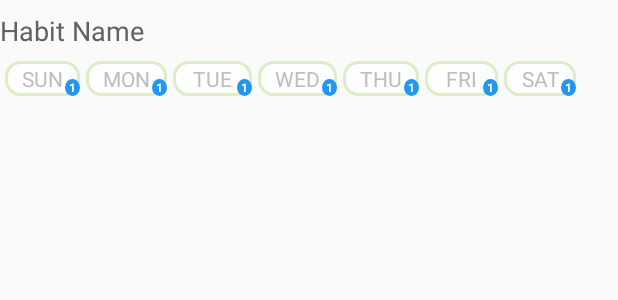
After one commit to antarikshc/Trackbit, an Android app: the layout custom_list.xml on its own in the app's theme, with its tools: preview values and no code run, on a phone screen of 412 x 824 dp. The commit adds this screen. Shown: the top 300 px of the screen. Run offline under Robolectric (Android 15) with nearby library versions, the phone set to English and light mode, and no system bars.

Commit message:
Initial Layout.
Signed-off-by: Antariksh C <antarikshc@gmail.com>

```diff
--- /dev/null
+++ b/app/src/main/res/drawable/day_border.xml
@@ -0,0 +1,18 @@
+<?xml version="1.0" encoding="utf-8"?>
+<shape xmlns:android="http://schemas.android.com/apk/res/android"
+    android:shape="rectangle">
+    <corners
+        android:bottomLeftRadius="9dp"
+        android:bottomRightRadius="9dp"
+        android:topLeftRadius="9dp"
+        android:topRightRadius="9dp" />
+    <stroke
+        android:width="2dp"
+        android:color="#DCEDC8" />
+    <solid android:color="#fefefe" />
+    <padding
+        android:bottom="2dp"
+        android:left="2dp"
+        android:right="2dp"
+        android:top="2dp" />
+</shape>
--- /dev/null
+++ b/app/src/main/res/drawable/number_border.xml
@@ -0,0 +1,8 @@
+<?xml version="1.0" encoding="utf-8"?>
+<shape xmlns:android="http://schemas.android.com/apk/res/android"
+    android:shape="oval">
+    <solid android:color="#2196F3" />
+    <size
+        android:width="10dp"
+        android:height="10dp" />
+</shape>
--- a/app/src/main/res/layout/activity_habit.xml
+++ b/app/src/main/res/layout/activity_habit.xml
@@ -1,18 +1,14 @@
 <?xml version="1.0" encoding="utf-8"?>
 <RelativeLayout xmlns:android="http://schemas.android.com/apk/res/android"
-    xmlns:app="http://schemas.android.com/apk/res-auto"
     xmlns:tools="http://schemas.android.com/tools"
     android:layout_width="match_parent"
     android:layout_height="match_parent"
-    tools:context=".HabitActivity">
+    tools:context=".HabitActivity"
+    android:paddingStart="16dp"
+    android:paddingEnd="16dp">
 
-    <TextView
-        android:layout_width="wrap_content"
-        android:layout_height="wrap_content"
-        android:text="Hello World!"
-        app:layout_constraintBottom_toBottomOf="parent"
-        app:layout_constraintLeft_toLeftOf="parent"
-        app:layout_constraintRight_toRightOf="parent"
-        app:layout_constraintTop_toTopOf="parent" />
-
+    <ListView
+        android:id="@+id/habit_list"
+        android:layout_width="match_parent"
+        android:layout_height="match_parent" />
 </RelativeLayout>
--- /dev/null
+++ b/app/src/main/res/layout/custom_list.xml
@@ -0,0 +1,138 @@
+<?xml version="1.0" encoding="utf-8"?>
+<RelativeLayout xmlns:android="http://schemas.android.com/apk/res/android"
+    android:layout_width="match_parent"
+    android:layout_height="wrap_content"
+    android:paddingBottom="8dp"
+    android:paddingTop="8dp">
+
+    <TextView
+        android:id="@+id/habit_name"
+        android:layout_width="match_parent"
+        android:layout_height="wrap_content"
+        android:layout_alignParentStart="true"
+        android:layout_alignParentTop="true"
+        android:layout_marginBottom="8dp"
+        android:text="Habit Name"
+        android:textColor="#616161"
+        android:textSize="18sp" />
+
+    <RelativeLayout
+        android:layout_width="match_parent"
+        android:layout_height="wrap_content"
+        android:layout_alignParentStart="true"
+        android:layout_below="@+id/habit_name"
+        android:paddingStart="1dp">
+
+        <TextView
+            android:id="@+id/text_sunday"
+            style="@style/DayText"
+            android:paddingEnd="11dp"
+            android:paddingStart="11dp"
+            android:text="@string/sunday" />
+
+        <TextView
+            android:id="@+id/text_monday"
+            style="@style/DayText"
+            android:layout_alignParentTop="true"
+            android:layout_toEndOf="@+id/text_sunday"
+            android:paddingEnd="11dp"
+            android:paddingStart="11dp"
+            android:text="@string/monday" />
+
+        <TextView
+            android:id="@+id/text_tuesday"
+            style="@style/DayText"
+            android:layout_alignParentTop="true"
+            android:layout_toEndOf="@+id/text_monday"
+            android:paddingEnd="13dp"
+            android:paddingStart="13dp"
+            android:text="@string/tuesday" />
+
+        <TextView
+            android:id="@+id/text_wednesday"
+            style="@style/DayText"
+            android:layout_alignParentTop="true"
+            android:layout_toEndOf="@+id/text_tuesday"
+            android:paddingEnd="11dp"
+            android:paddingStart="11dp"
+            android:text="@string/wednesday" />
+
+        <TextView
+            android:id="@+id/text_thursday"
+            style="@style/DayText"
+            android:layout_alignParentTop="true"
+            android:layout_toEndOf="@+id/text_wednesday"
+            android:paddingEnd="11dp"
+            android:paddingStart="11dp"
+            android:text="@string/thursday" />
+
+        <TextView
+            android:id="@+id/text_friday"
+            style="@style/DayText"
+            android:layout_alignParentTop="true"
+            android:layout_toEndOf="@+id/text_thursday"
+            android:paddingEnd="14dp"
+            android:paddingStart="14dp"
+            android:text="@string/friday" />
+
+        <TextView
+            android:id="@+id/text_saturday"
+            style="@style/DayText"
+            android:layout_alignParentTop="true"
+            android:layout_toEndOf="@+id/text_friday"
+            android:paddingEnd="11dp"
+            android:paddingStart="11dp"
+            android:text="@string/saturday" />
+
+        <TextView
+            android:id="@+id/sunday_number"
+            style="@style/NumberText"
+            android:layout_alignBottom="@id/text_sunday"
+            android:layout_alignEnd="@id/text_sunday"
+            android:text="1" />
+
+        <TextView
+            android:id="@+id/monday_number"
+            style="@style/NumberText"
+            android:layout_alignBottom="@id/text_monday"
+            android:layout_alignEnd="@id/text_monday"
+            android:text="1" />
+
+        <TextView
+            android:id="@+id/tuesday_number"
+            style="@style/NumberText"
+            android:layout_alignBottom="@id/text_tuesday"
+            android:layout_alignEnd="@id/text_tuesday"
+            android:text="1" />
+
+        <TextView
+            android:id="@+id/wednesday_number"
+            style="@style/NumberText"
+            android:layout_alignBottom="@id/text_wednesday"
+            android:layout_alignEnd="@id/text_wednesday"
+            android:text="1" />
+
+        <TextView
+            android:id="@+id/thursday_number"
+            style="@style/NumberText"
+            android:layout_alignBottom="@id/text_thursday"
+            android:layout_alignEnd="@id/text_thursday"
+            android:text="1" />
+
+        <TextView
+            android:id="@+id/friday_number"
+            style="@style/NumberText"
+            android:layout_alignBottom="@id/text_friday"
+            android:layout_alignEnd="@id/text_friday"
+            android:text="1" />
+
+        <TextView
+            android:id="@+id/saturday_number"
+            style="@style/NumberText"
+            android:layout_alignBottom="@id/text_saturday"
+            android:layout_alignEnd="@id/text_saturday"
+            android:text="1" />
+
+    </RelativeLayout>
+
+</RelativeLayout>
--- a/app/src/main/res/values/strings.xml
+++ b/app/src/main/res/values/strings.xml
@@ -1,3 +1,10 @@
 <resources>
     <string name="app_name">Trackbit</string>
+    <string name="sunday">SUN</string>
+    <string name="monday">MON</string>
+    <string name="tuesday">TUE</string>
+    <string name="wednesday">WED</string>
+    <string name="thursday">THU</string>
+    <string name="friday">FRI</string>
+    <string name="saturday">SAT</string>
 </resources>
--- a/app/src/main/res/values/styles.xml
+++ b/app/src/main/res/values/styles.xml
@@ -8,4 +8,24 @@
         <item name="colorAccent">@color/colorAccent</item>
     </style>
 
+    <style name="DayText">
+        <item name="android:layout_width">wrap_content</item>
+        <item name="android:layout_height">wrap_content</item>
+        <item name="android:layout_marginStart">2dp</item>
+        <item name="android:layout_marginEnd">2dp</item>
+        <item name="android:textAlignment">center</item>
+        <item name="android:textColor">#BDBDBD</item>
+        <item name="android:background">@drawable/day_border</item>
+    </style>
+
+    <style name="NumberText">
+        <item name="android:layout_width">wrap_content</item>
+        <item name="android:layout_height">wrap_content</item>
+        <item name="android:gravity">center</item>
+        <item name="android:textSize">8sp</item>
+        <item name="android:textStyle">bold</item>
+        <item name="android:textColor">@android:color/white</item>
+        <item name="android:background">@drawable/number_border</item>
+    </style>
+
 </resources>
```
